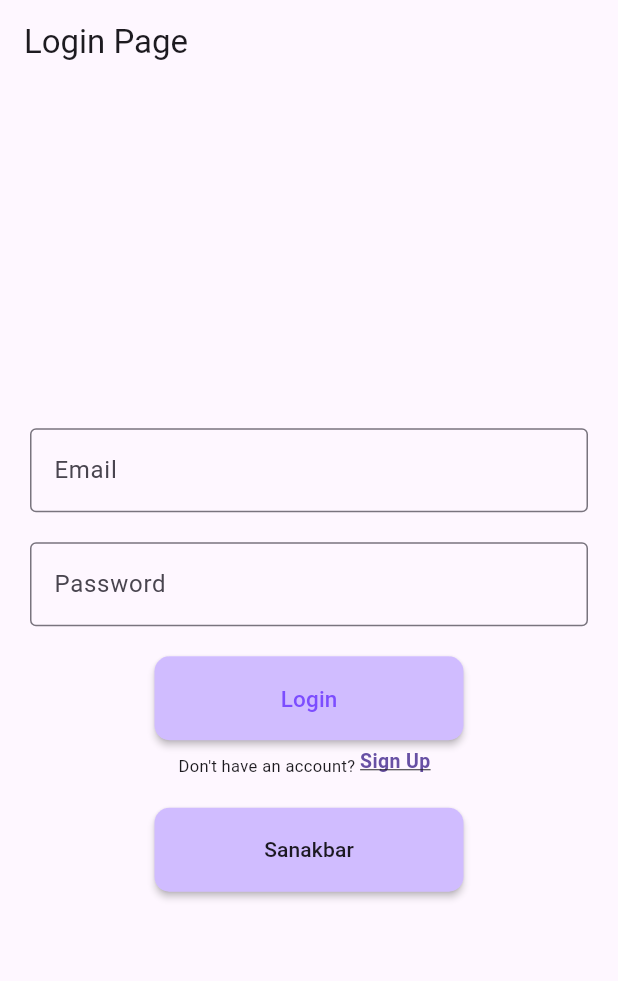
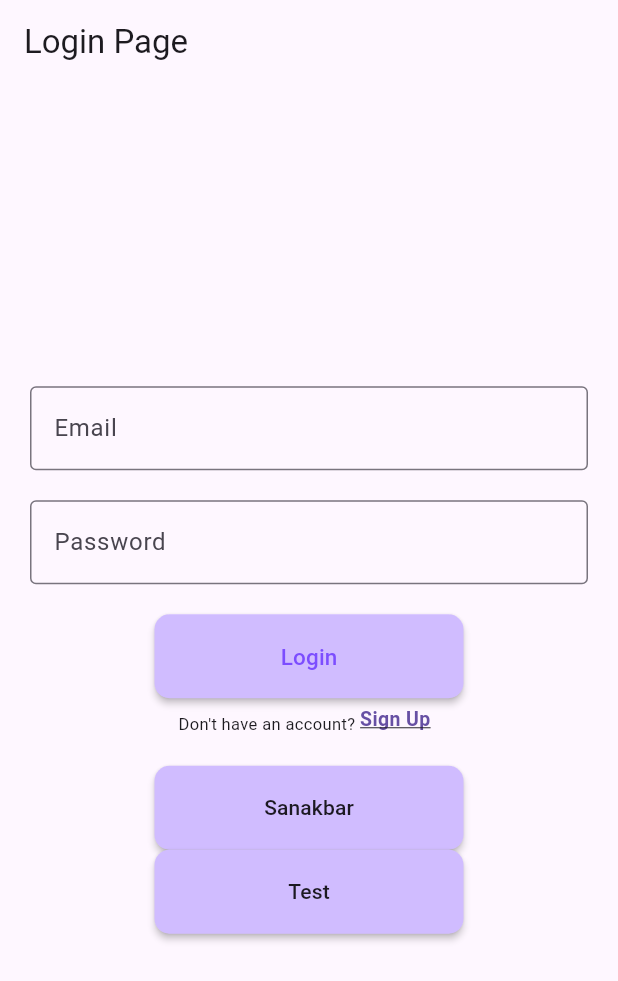
Before and after one commit to SwanFlutter/get_x_master, a Flutter app: the screen it shows after launch, on a phone screen of 412 x 824 dp. Shown: the top 981 px of the screen. Run offline on Flutter 3.47's test engine with Material 3 defaults, Android fonts, the phone set to English and light mode, and no system bars; our stand-ins replace get_storage, shamsi_date, web; missing offline and left inert: app_bar_auto_hide, dart:js_interop.

Commit message:
up to 0.0.6

````diff
--- a/example/lib/screen/login.dart
+++ b/example/lib/screen/login.dart
@@ -1,6 +1,7 @@
 // ignore_for_file: library_private_types_in_public_api
 
 import 'package:example/controller/login_controller.dart';
+import 'package:example/new.dart';
 import 'package:example/screen/signup.dart';
 import 'package:flutter/material.dart';
 import 'package:get_x_master/get_x_master.dart';
@@ -69,7 +70,8 @@ class _LoginPageState extends State<LoginPage> {
                     WidgetSpan(
                       child: InkWell(
                         onTap: () {
-                          Get.to(() => SignUp());
+                          Get.to(() => SignUp(),
+                          );
                         },
                         child: Text(
                           'Sign Up',
@@ -117,6 +119,23 @@ class _LoginPageState extends State<LoginPage> {
             },
             child: Text('Sanakbar'),
           ),
+          MaterialButton(
+            minWidth: Get.width / 2,
+            height: 56,
+            color: context.theme.colorScheme.inversePrimary,
+            shape:
+                RoundedRectangleBorder(borderRadius: BorderRadius.circular(10)),
+            onPressed: () {
+              Get.to(() => Screen(),
+              condition: ConditionalNavigation(
+                condition: () => true,
+                truePage: () => Screen(),
+                falsePage: () => Screen2(),
+              ),
+              );
+            },
+            child: Text('Test'),
+          ),
         ],
       ).paddingAll(20.0),
     );
--- a/lib/src/get_navigation/get_navigation.dart
+++ b/lib/src/get_navigation/get_navigation.dart
@@ -18,3 +18,4 @@ export 'src/routes/route_middleware.dart';
 export 'src/routes/transitions_type.dart';
 export 'src/snackbar/snackbar.dart';
 export 'src/snackbar/snackbar_controller.dart';
+export 'src/navigation_condition.dart';
--- a/lib/src/get_navigation/src/extension_navigation.dart
+++ b/lib/src/get_navigation/src/extension_navigation.dart
@@ -4,6 +4,7 @@ import 'dart:ui';
 
 import 'package:flutter/material.dart';
 import 'package:flutter/scheduler.dart';
+import 'package:get_x_master/src/get_navigation/src/navigation_condition.dart';
 
 import '../../get_core/get_core.dart';
 import '../../get_instance/src/bindings_interface.dart';
@@ -690,6 +691,45 @@ extension GetNavigation on GetInterface {
   ///
   /// By default, GetX will prevent you from push a route that you already in,
   /// if you want to push anyway, set [preventDuplicates] to false
+  ///
+  /// Example:
+  /// ```dart
+  /// // Basic navigation
+  /// Get.to(() => HomePage());
+  ///
+  /// // Conditional navigation based on login status
+  /// Get.to(
+  ///   () => HomePage(),
+  ///   condition: ConditionalNavigation(
+  ///     condition: () => AuthService.isLoggedIn,
+  ///     truePage: () => HomePage(),
+  ///     falsePage: () => LoginPage(),
+  ///   ),
+  /// );
+  ///
+  /// // Conditional navigation with custom transition
+  /// Get.to(
+  ///   () => SettingsPage(),
+  ///   condition: ConditionalNavigation(
+  ///     condition: () => UserPermissions.hasAccess,
+  ///     truePage: () => SettingsPage(),
+  ///     falsePage: () => AccessDeniedPage(),
+  ///   ),
+  ///   transition: Transition.rightToLeft,
+  ///   duration: Duration(milliseconds: 500),
+  /// );
+  ///
+  /// // Conditional navigation with arguments
+  /// Get.to(
+  ///   () => ProfilePage(),
+  ///   condition: ConditionalNavigation(
+  ///     condition: () => UserService.hasProfile,
+  ///     truePage: () => ProfilePage(),
+  ///     falsePage: () => CreateProfilePage(),
+  ///   ),
+  ///   arguments: {'userId': 123},
+  /// );
+  /// ```
   Future<T?>? to<T>(
     dynamic page, {
     bool? opaque,
@@ -704,8 +744,12 @@ extension GetNavigation on GetInterface {
     bool preventDuplicates = true,
     bool? popGesture,
     double Function(BuildContext context)? gestureWidth,
-  }) {
-    // var routeName = "/${page.runtimeType}";
+    ConditionalNavigation? condition,
+  }) {
+    if (condition != null) {
+      page = condition.evaluate();
+    }
+
     routeName ??= "/${page.runtimeType}";
     routeName = _cleanRouteName(routeName);
     if (preventDuplicates && routeName == currentRoute) {
@@ -1345,14 +1389,21 @@ you can only use widgets and widget functions here''';
   }
 
   /// The window to which this binding is bound.
-  FlutterView get window => View.of(context!);
+  FlutterView? get window {
+    if (context == null) return PlatformDispatcher.instance.views.first;
+    return View.of(context!);
+  }
 
   Locale? get deviceLocale => PlatformDispatcher.instance.locale;
 
   ///The number of device pixels for each logical pixel.
-  double get pixelRatio => window.devicePixelRatio;
-
-  Size get size => window.physicalSize / pixelRatio;
+  double get pixelRatio => window?.devicePixelRatio ?? 1.0;
+
+  Size get size {
+    final currentWindow = window;
+    if (currentWindow == null) return Size.zero;
+    return currentWindow.physicalSize / currentWindow.devicePixelRatio;
+  }
 
   ///The horizontal extent of this size.
   double get width => size.width;
@@ -1362,11 +1413,11 @@ you can only use widgets and widget functions here''';
 
   ///The distance from the top edge to the first unpadded pixel,
   ///in physical pixels.
-  double get statusBarHeight => window.padding.top;
+  double get statusBarHeight => window?.padding.top ?? 0;
 
   ///The distance from the bottom edge to the first unpadded pixel,
   ///in physical pixels.
-  double get bottomBarHeight => window.padding.bottom;
+  double get bottomBarHeight => window?.padding.bottom ?? 0;
 
   ///The system-reported text scale.
   double get textScaleFactor => PlatformDispatcher.instance.textScaleFactor;
--- /dev/null
+++ b/lib/src/get_navigation/src/navigation_condition.dart
@@ -0,0 +1,15 @@
+class ConditionalNavigation {
+  final dynamic Function() condition;
+  final dynamic truePage;
+  final dynamic falsePage;
+
+  ConditionalNavigation({
+    required this.condition,
+    required this.truePage,
+    required this.falsePage,
+  });
+
+  dynamic evaluate() {
+    return condition() ? truePage : falsePage;
+  }
+}
````
Also changed, not shown: example/lib/bindings/bindings.dart (+6 -2 lines), example/lib/new.dart (+33 -0 lines), example/pubspec.lock, 1 other file.
